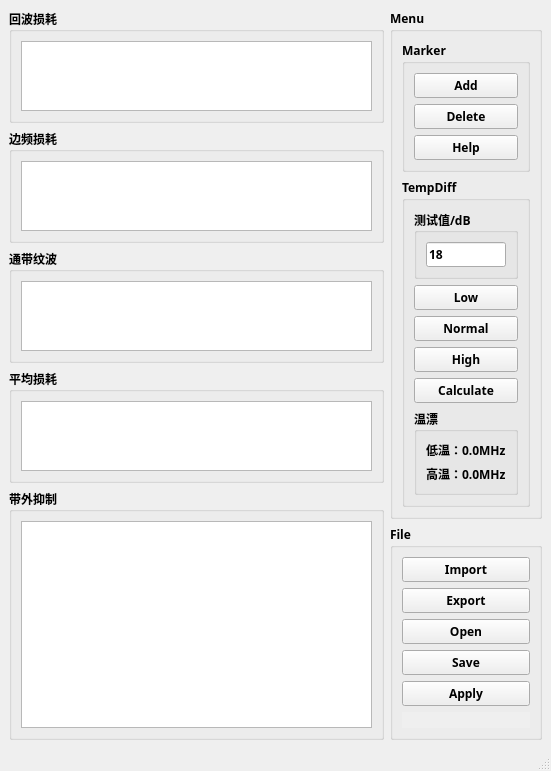
The window that Main.ui (xiaotaoluo/CalculateS2P) describes before a commit, drawn with Qt 5.
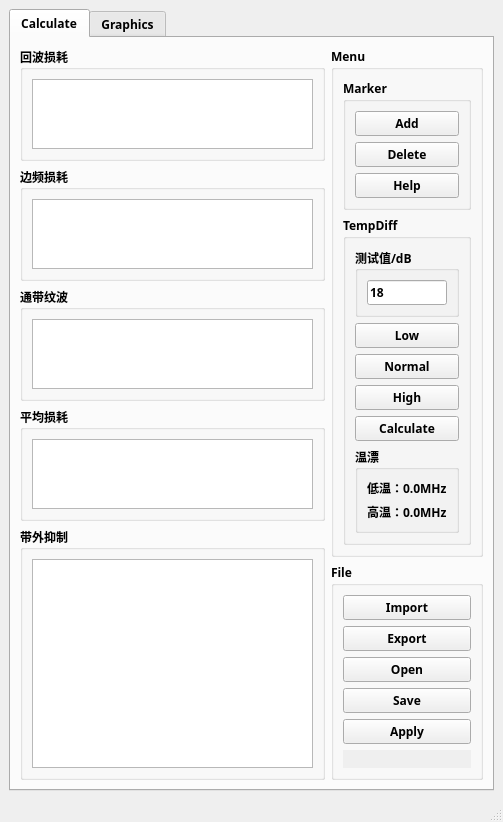
The same window after the commit.

Commit message: 增加波形页面

What changed in the file:
```diff
--- a/Main.ui
+++ b/Main.ui
@@ -6,8 +6,8 @@
    <rect>
     <x>0</x>
     <y>0</y>
-    <width>551</width>
-    <height>771</height>
+    <width>503</width>
+    <height>811</height>
    </rect>
   </property>
   <property name="windowTitle">
@@ -16,6 +16,23 @@
   <widget class="QWidget" name="centralwidget">
    <layout class="QGridLayout" name="gridLayout">
     <item row="0" column="0">
+     <widget class="QTabWidget" name="Calculate_Tab">
+      <property name="font">
+       <font>
+        <family>等线</family>
+        <weight>75</weight>
+        <bold>true</bold>
+       </font>
+      </property>
+      <property name="currentIndex">
+       <number>0</number>
+      </property>
+      <widget class="QWidget" name="Cal_tab">
+       <attribute name="title">
+        <string>Calculate</string>
+       </attribute>
+       <layout class="QVBoxLayout" name="verticalLayout_14">
+        <item>
      <layout class="QHBoxLayout" name="horizontalLayout" stretch="3,1">
       <item>
        <layout class="QVBoxLayout" name="verticalLayout" stretch="1,1,1,1,3">
@@ -412,6 +429,15 @@
     </item>
    </layout>
   </widget>
+      <widget class="QWidget" name="Grap_tab">
+       <attribute name="title">
+        <string>Graphics</string>
+       </attribute>
+      </widget>
+     </widget>
+    </item>
+   </layout>
+  </widget>
   <widget class="QMenuBar" name="menubar">
    <property name="geometry">
     <rect>
```
Left out of the diff: 2 changed lines with no effect on the pictures. Lines whose indentation alone changed are shown as unchanged. The commit also changes 2 other files.
